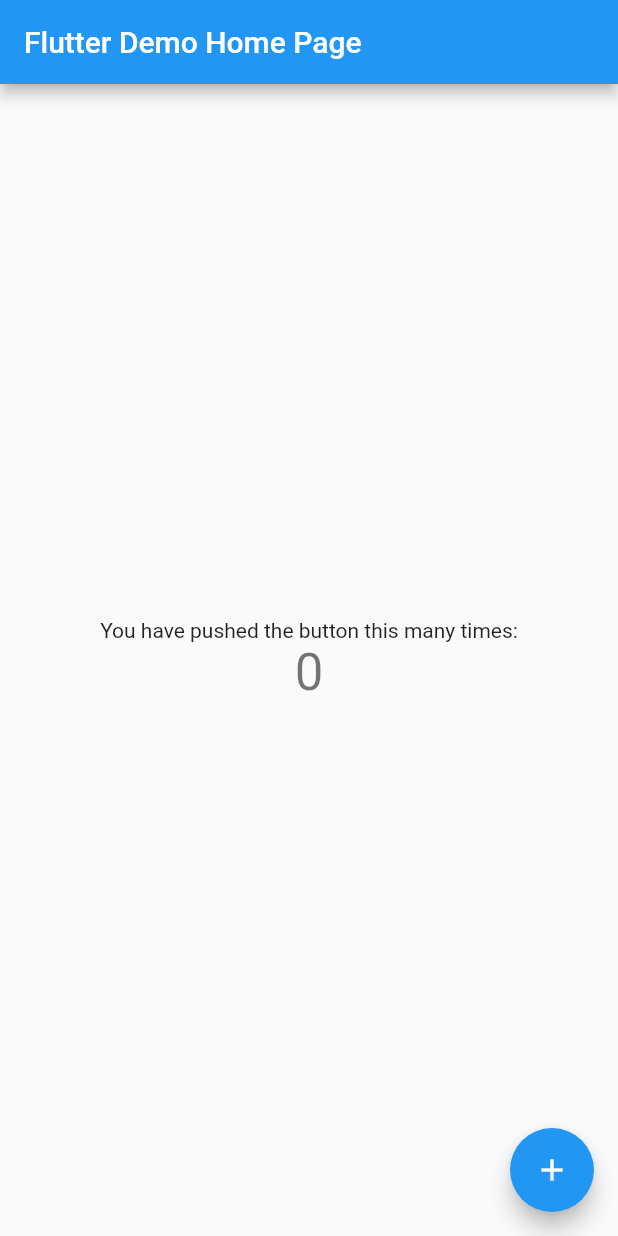
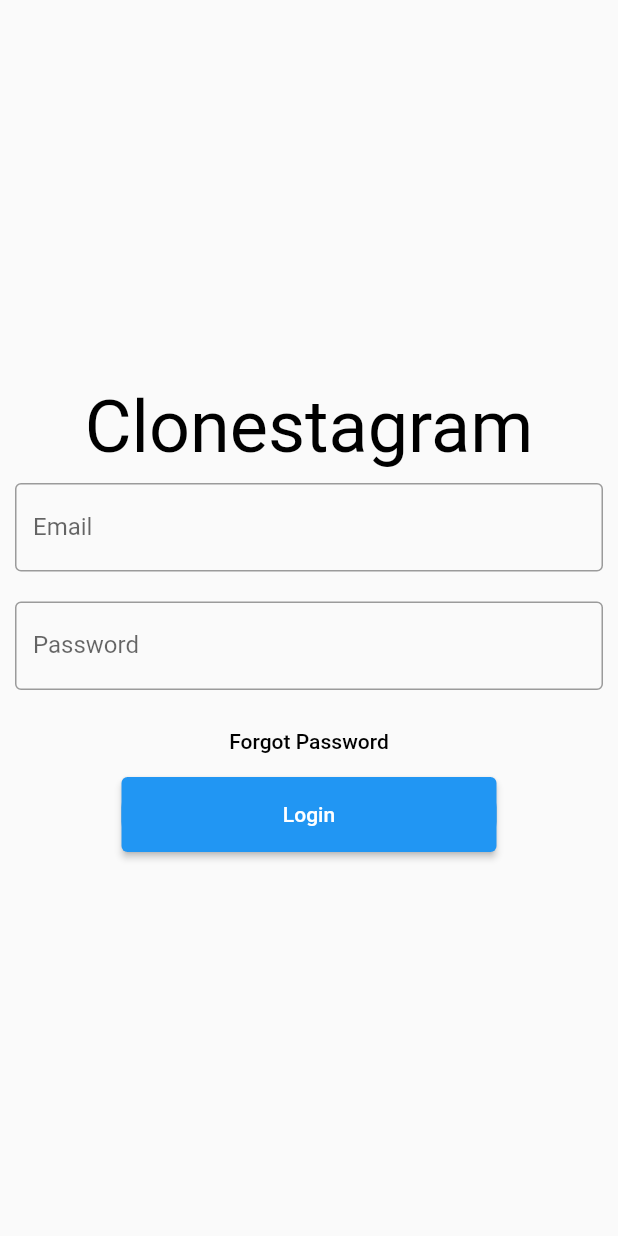
Before and after one commit to christanplaza/instagram_clone_-v2, a Flutter app: the screen it shows after launch, on a phone screen of 412 x 824 dp. Run offline on Flutter 3.47's test engine with Material 2 defaults, Android fonts, the light colour scheme and no system bars; our stand-ins replace firebase_core; accounts and stored records are empty.

Commit message:
Adding Firebase and Login Page

```diff
--- a/lib/main.dart
+++ b/lib/main.dart
@@ -1,115 +1,26 @@
+import 'package:instagram_clone_v2/pages/HomePage.dart';
+
+import 'firebase_options.dart';
 import 'package:flutter/material.dart';
+import 'package:firebase_core/firebase_core.dart';
 
-void main() {
+void main() async {
+  WidgetsFlutterBinding.ensureInitialized();
+  await Firebase.initializeApp(
+    options: DefaultFirebaseOptions.currentPlatform,
+  );
   runApp(const MyApp());
 }
 
 class MyApp extends StatelessWidget {
   const MyApp({Key? key}) : super(key: key);
 
-  // This widget is the root of your application.
   @override
   Widget build(BuildContext context) {
-    return MaterialApp(
-      title: 'Flutter Demo',
-      theme: ThemeData(
-        // This is the theme of your application.
-        //
-        // Try running your application with "flutter run". You'll see the
-        // application has a blue toolbar. Then, without quitting the app, try
-        // changing the primarySwatch below to Colors.green and then invoke
-        // "hot reload" (press "r" in the console where you ran "flutter run",
-        // or simply save your changes to "hot reload" in a Flutter IDE).
-        // Notice that the counter didn't reset back to zero; the application
-        // is not restarted.
-        primarySwatch: Colors.blue,
-      ),
-      home: const MyHomePage(title: 'Flutter Demo Home Page'),
+    return const MaterialApp(
+      title: "Clonestagram",
+      debugShowCheckedModeBanner: false,
+      home: HomePage(),
     );
   }
 }
-
-class MyHomePage extends StatefulWidget {
-  const MyHomePage({Key? key, required this.title}) : super(key: key);
-
-  // This widget is the home page of your application. It is stateful, meaning
-  // that it has a State object (defined below) that contains fields that affect
-  // how it looks.
-
-  // This class is the configuration for the state. It holds the values (in this
-  // case the title) provided by the parent (in this case the App widget) and
-  // used by the build method of the State. Fields in a Widget subclass are
-  // always marked "final".
-
-  final String title;
-
-  @override
-  State<MyHomePage> createState() => _MyHomePageState();
-}
-
-class _MyHomePageState extends State<MyHomePage> {
-  int _counter = 0;
-
-  void _incrementCounter() {
-    setState(() {
-      // This call to setState tells the Flutter framework that something has
-      // changed in this State, which causes it to rerun the build method below
-      // so that the display can reflect the updated values. If we changed
-      // _counter without calling setState(), then the build method would not be
-      // called again, and so nothing would appear to happen.
-      _counter++;
-    });
-  }
-
-  @override
-  Widget build(BuildContext context) {
-    // This method is rerun every time setState is called, for instance as done
-    // by the _incrementCounter method above.
-    //
-    // The Flutter framework has been optimized to make rerunning build methods
-    // fast, so that you can just rebuild anything that needs updating rather
-    // than having to individually change instances of widgets.
-    return Scaffold(
-      appBar: AppBar(
-        // Here we take the value from the MyHomePage object that was created by
-        // the App.build method, and use it to set our appbar title.
-        title: Text(widget.title),
-      ),
-      body: Center(
-        // Center is a layout widget. It takes a single child and positions it
-        // in the middle of the parent.
-        child: Column(
-          // Column is also a layout widget. It takes a list of children and
-          // arranges them vertically. By default, it sizes itself to fit its
-          // children horizontally, and tries to be as tall as its parent.
-          //
-          // Invoke "debug painting" (press "p" in the console, choose the
-          // "Toggle Debug Paint" action from the Flutter Inspector in Android
-          // Studio, or the "Toggle Debug Paint" command in Visual Studio Code)
-          // to see the wireframe for each widget.
-          //
-          // Column has various properties to control how it sizes itself and
-          // how it positions its children. Here we use mainAxisAlignment to
-          // center the children vertically; the main axis here is the vertical
-          // axis because Columns are vertical (the cross axis would be
-          // horizontal).
-          mainAxisAlignment: MainAxisAlignment.center,
-          children: <Widget>[
-            const Text(
-              'You have pushed the button this many times:',
-            ),
-            Text(
-              '$_counter',
-              style: Theme.of(context).textTheme.headline4,
-            ),
-          ],
-        ),
-      ),
-      floatingActionButton: FloatingActionButton(
-        onPressed: _incrementCounter,
-        tooltip: 'Increment',
-        child: const Icon(Icons.add),
-      ), // This trailing comma makes auto-formatting nicer for build methods.
-    );
-  }
-}
--- /dev/null
+++ b/lib/pages/HomePage.dart
@@ -0,0 +1,78 @@
+import 'package:flutter/material.dart';
+
+class HomePage extends StatefulWidget {
+  const HomePage({Key? key}) : super(key: key);
+
+  @override
+  _HomePageState createState() => _HomePageState();
+}
+
+class _HomePageState extends State<HomePage> {
+  bool isSignedIn = false;
+
+  Widget buildHomeScreen() {
+    return const Text("Already Signed In");
+  }
+
+  Scaffold buildSignInScreen() {
+    return Scaffold(
+      body: Column(
+        mainAxisAlignment: MainAxisAlignment.center,
+        crossAxisAlignment: CrossAxisAlignment.center,
+        children: [
+          const Text(
+            "Clonestagram",
+            style: TextStyle(fontSize: 48.0, color: Colors.black),
+          ),
+          const Padding(
+            padding: EdgeInsets.all(10),
+            child: TextField(
+              decoration: InputDecoration(
+                  border: OutlineInputBorder(),
+                  labelText: 'Email',
+                  hintText: 'sample@email.com'),
+            ),
+          ),
+          const Padding(
+            padding: EdgeInsets.all(10),
+            child: TextField(
+              obscureText: true,
+              decoration: InputDecoration(
+                  border: OutlineInputBorder(),
+                  labelText: 'Password',
+                  hintText: 'Enter your secure password'),
+            ),
+          ),
+          TextButton(
+            onPressed: () => "button tapped",
+            child: const Text(
+              "Forgot Password",
+              style: TextStyle(color: Colors.black),
+            ),
+          ),
+          Container(
+            height: 50,
+            width: 250,
+            decoration: BoxDecoration(
+              color: Colors.blue,
+              borderRadius: BorderRadius.circular(20),
+            ),
+            child: ElevatedButton(
+              onPressed: () => "button tapped",
+              child: const Text("Login"),
+            ),
+          ),
+        ],
+      ),
+    );
+  }
+
+  @override
+  Widget build(BuildContext context) {
+    if (isSignedIn) {
+      return buildHomeScreen();
+    } else {
+      return buildSignInScreen();
+    }
+  }
+}
--- a/pubspec.yaml
+++ b/pubspec.yaml
@@ -34,6 +34,8 @@
   # The following adds the Cupertino Icons font to your application.
   # Use with the CupertinoIcons class for iOS style icons.
   cupertino_icons: ^1.0.2
+  firebase_core: ^1.12.0
+  firebase_auth: ^3.3.6
 
 dev_dependencies:
   flutter_test:
```
Also changed, not shown: lib/firebase_options.dart (added), pubspec.lock, 1 other file.
